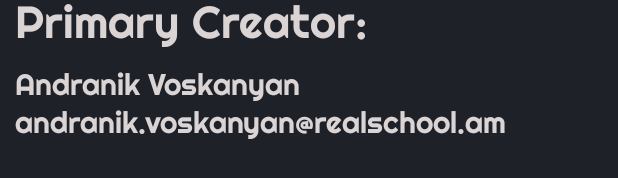
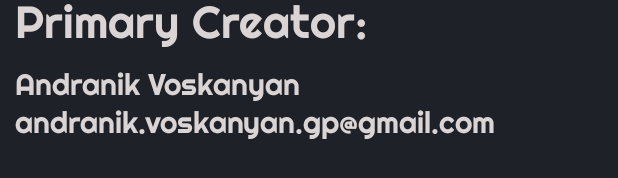
Before and after one commit to voskanyan069/getchat, an Android app: the layout activity_creators.xml on its own in the app's theme, with its tools: preview values and no code run, on a phone screen of 412 x 824 dp. Shown: the part 212-390 px from the top of the screen. Run offline under Robolectric (Android 15) with nearby library versions, the phone set to English and light mode, and no system bars.

Commit message:
change email

```diff
--- a/app/src/main/res/layout/activity_creators.xml
+++ b/app/src/main/res/layout/activity_creators.xml
@@ -54,7 +54,7 @@
             android:textSize="20sp"
             android:textColor="@color/colorText_dark"
             android:fontFamily="@font/righteous"
-            android:text="Andranik Voskanyan\nandranik.voskanyan@realschool.am"/>
+            android:text="Andranik Voskanyan\nandranik.voskanyan.gp@gmail.com"/>
 
     </LinearLayout>
 </RelativeLayout>
```
